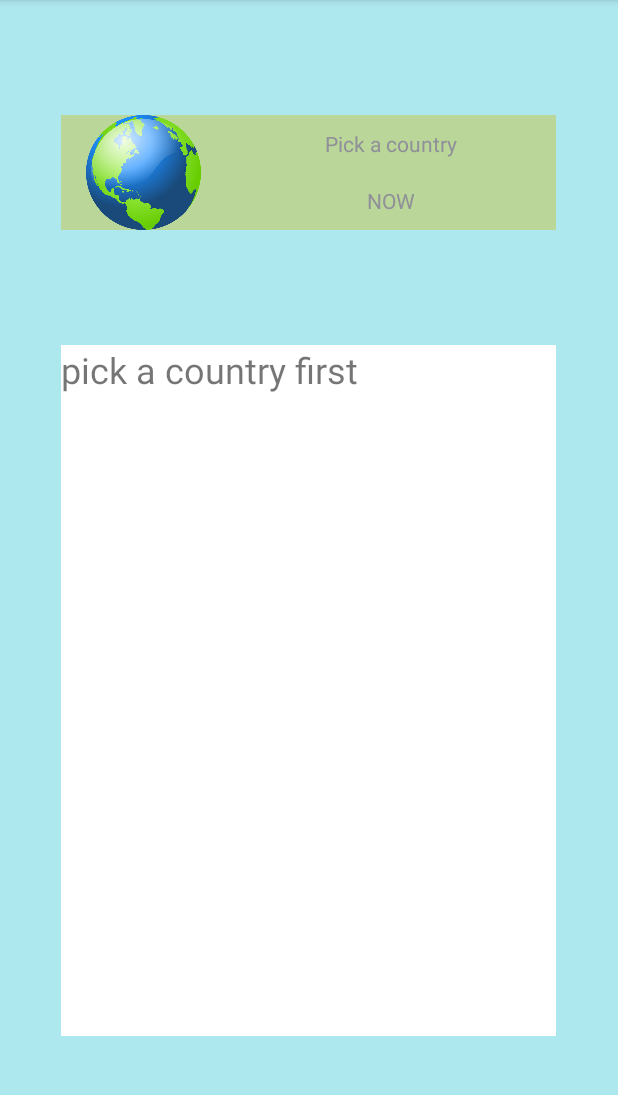
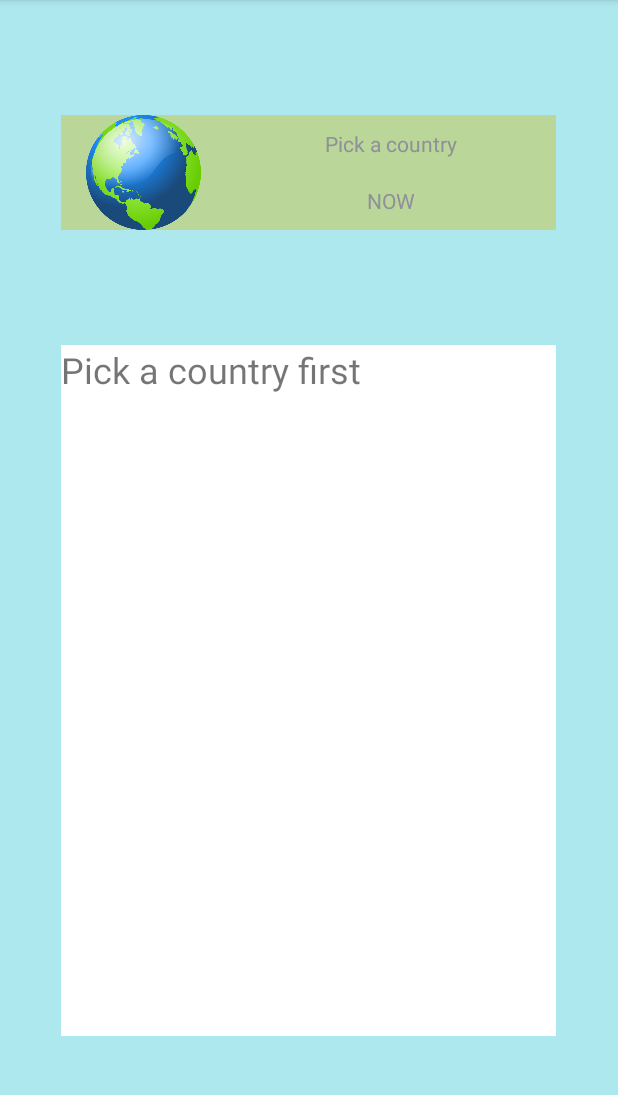
Before and after one commit to pm1705/lesson14, an Android app: the screen it shows after launch (MainActivity), on a phone screen of 412 x 824 dp, the part 84-1179 px from its top. Run offline under Robolectric (Android 15) with nearby library versions, the phone set to English and light mode, and no system bars.

Commit message:
done and dusted

```diff
--- a/app/src/main/java/com/example/lesson14/MainActivity.java
+++ b/app/src/main/java/com/example/lesson14/MainActivity.java
@@ -45,7 +45,7 @@ public class MainActivity extends AppCompatActivity implements AdapterView.OnIte
             country_info.setText(info[position - 1]);
         }
         else{
-            country_info.setText("pick a country first");
+            country_info.setText("Pick a country first");
         }
     }
 
```
